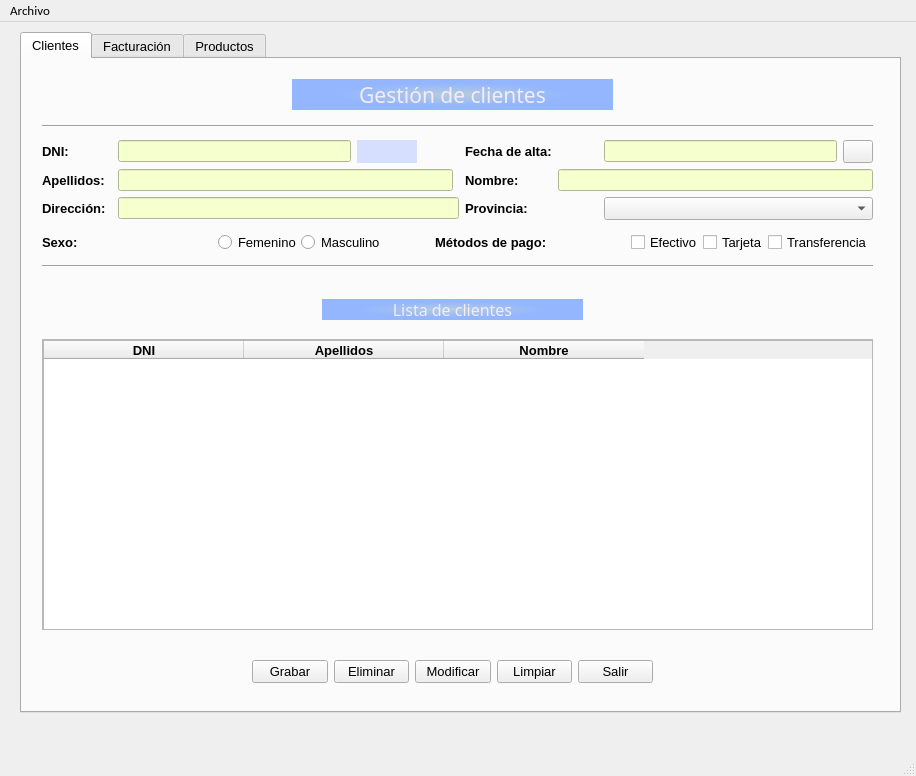
Before: the Qt Designer form ventana.ui in cegola/GOMEZLANGE, drawn with Qt 5.
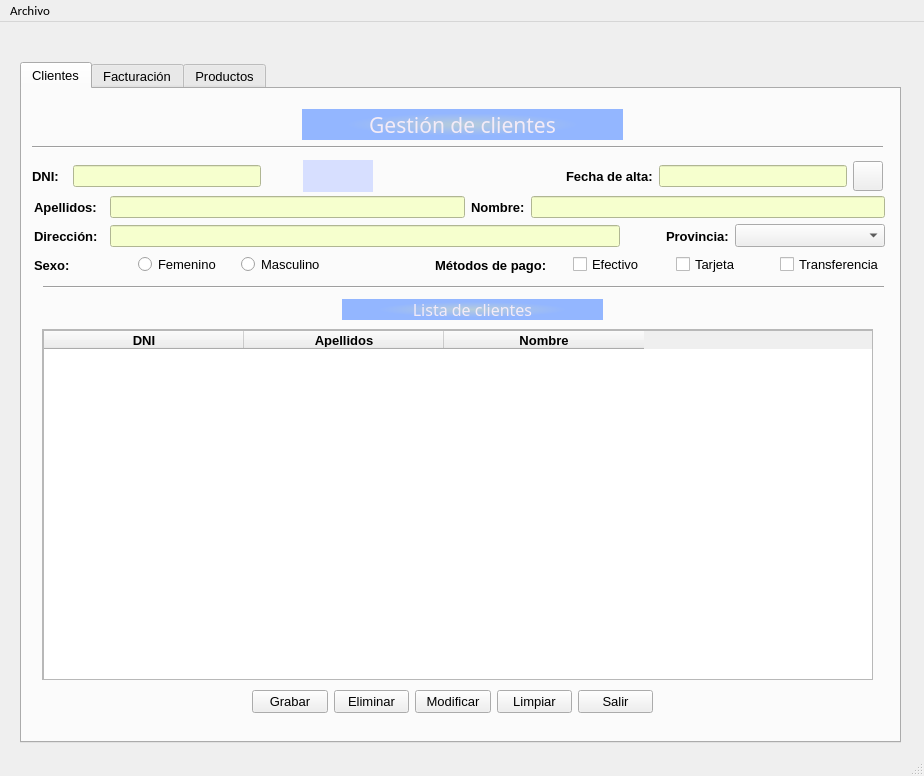
After: the same form once the commit is applied. Icons and pictures are not drawn.

```diff
--- a/ventana.ui
+++ b/ventana.ui
@@ -6,7 +6,7 @@
    <rect>
     <x>0</x>
     <y>0</y>
-    <width>916</width>
+    <width>924</width>
     <height>776</height>
    </rect>
   </property>
@@ -44,7 +44,7 @@
     <property name="geometry">
      <rect>
       <x>20</x>
-      <y>10</y>
+      <y>40</y>
       <width>881</width>
       <height>681</height>
      </rect>
@@ -107,9 +107,9 @@
       <property name="geometry">
        <rect>
         <x>20</x>
-        <y>280</y>
+        <y>240</y>
         <width>831</width>
-        <height>291</height>
+        <height>351</height>
        </rect>
       </property>
       <property name="widgetResizable">
@@ -121,7 +121,7 @@
          <x>0</x>
          <y>0</y>
          <width>829</width>
-         <height>289</height>
+         <height>349</height>
         </rect>
        </property>
        <widget class="QTableWidget" name="tablaCli">
@@ -130,7 +130,7 @@
           <x>0</x>
           <y>0</y>
           <width>831</width>
-          <height>291</height>
+          <height>351</height>
          </rect>
         </property>
         <attribute name="horizontalHeaderDefaultSectionSize">
@@ -184,7 +184,7 @@
      <widget class="QLabel" name="lbl_ges_clientes">
       <property name="geometry">
        <rect>
-        <x>270</x>
+        <x>280</x>
         <y>20</y>
         <width>321</width>
         <height>31</height>
@@ -212,8 +212,8 @@
      <widget class="QLabel" name="lbl_ges_clientes_2">
       <property name="geometry">
        <rect>
-        <x>300</x>
-        <y>240</y>
+        <x>320</x>
+        <y>210</y>
         <width>261</width>
         <height>21</height>
        </rect>
@@ -237,132 +237,43 @@
        <number>-3</number>
       </property>
      </widget>
-     <widget class="QWidget" name="layoutWidget_2">
-      <property name="geometry">
-       <rect>
-        <x>20</x>
-        <y>60</y>
-        <width>831</width>
-        <height>156</height>
-       </rect>
-      </property>
-      <layout class="QVBoxLayout" name="verticalLayout">
-       <item>
         <widget class="Line" name="line">
+      <property name="geometry">
+       <rect>
+        <x>10</x>
+        <y>50</y>
+        <width>851</width>
+        <height>16</height>
+       </rect>
+      </property>
          <property name="orientation">
           <enum>Qt::Horizontal</enum>
          </property>
         </widget>
-       </item>
+     <widget class="Line" name="line_3">
+      <property name="geometry">
+       <rect>
+        <x>21</x>
+        <y>190</y>
+        <width>841</width>
+        <height>16</height>
+       </rect>
+      </property>
+      <property name="orientation">
+       <enum>Qt::Horizontal</enum>
+      </property>
+     </widget>
+     <widget class="QWidget" name="">
+      <property name="geometry">
+       <rect>
+        <x>10</x>
+        <y>71</y>
+        <width>851</width>
+        <height>32</height>
+       </rect>
+      </property>
+      <layout class="QHBoxLayout" name="horizontalLayout">
        <item>
-        <layout class="QGridLayout" name="gridLayout">
-         <item row="0" column="8">
-          <widget class="QPushButton" name="btnCalendar">
-           <property name="minimumSize">
-            <size>
-             <width>20</width>
-             <height>20</height>
-            </size>
-           </property>
-           <property name="maximumSize">
-            <size>
-             <width>30</width>
-             <height>30</height>
-            </size>
-           </property>
-           <property name="text">
-            <string/>
-           </property>
-           <property name="icon">
-            <iconset>
-             <normaloff>../../.designer/backup/img/iconoCalendar.png</normaloff>../../.designer/backup/img/iconoCalendar.png</iconset>
-           </property>
-           <property name="iconSize">
-            <size>
-             <width>24</width>
-             <height>24</height>
-            </size>
-           </property>
-          </widget>
-         </item>
-         <item row="3" column="5">
-          <widget class="QLabel" name="lblNombre">
-           <property name="font">
-            <font>
-             <family>MS Shell Dlg 2</family>
-             <pointsize>10</pointsize>
-             <weight>75</weight>
-             <bold>true</bold>
-            </font>
-           </property>
-           <property name="text">
-            <string>Nombre:</string>
-           </property>
-          </widget>
-         </item>
-         <item row="0" column="3">
-          <widget class="QLabel" name="lblValidar">
-           <property name="minimumSize">
-            <size>
-             <width>30</width>
-             <height>0</height>
-            </size>
-           </property>
-           <property name="font">
-            <font>
-             <family>Comic Sans MS</family>
-             <pointsize>11</pointsize>
-             <weight>75</weight>
-             <bold>true</bold>
-            </font>
-           </property>
-           <property name="text">
-            <string/>
-           </property>
-          </widget>
-         </item>
-         <item row="4" column="7" colspan="2">
-          <widget class="QComboBox" name="cmbProvincia">
-           <property name="minimumSize">
-            <size>
-             <width>150</width>
-             <height>0</height>
-            </size>
-           </property>
-          </widget>
-         </item>
-         <item row="4" column="6">
-          <spacer name="horizontalSpacer_2">
-           <property name="orientation">
-            <enum>Qt::Horizontal</enum>
-           </property>
-           <property name="sizeType">
-            <enum>QSizePolicy::Minimum</enum>
-           </property>
-           <property name="sizeHint" stdset="0">
-            <size>
-             <width>40</width>
-             <height>20</height>
-            </size>
-           </property>
-          </spacer>
-         </item>
-         <item row="4" column="5">
-          <widget class="QLabel" name="lblProvincia">
-           <property name="font">
-            <font>
-             <family>MS Shell Dlg 2</family>
-             <pointsize>10</pointsize>
-             <weight>75</weight>
-             <bold>true</bold>
-            </font>
-           </property>
-           <property name="text">
-            <string>Provincia:</string>
-           </property>
-          </widget>
-         </item>
-         <item row="0" column="0">
           <widget class="QLabel" name="lblDni">
            <property name="minimumSize">
             <size>
@@ -383,7 +294,79 @@
            </property>
           </widget>
          </item>
-         <item row="0" column="5">
+       <item>
+        <widget class="QLineEdit" name="editDni">
+         <property name="minimumSize">
+          <size>
+           <width>120</width>
+           <height>0</height>
+          </size>
+         </property>
+         <property name="styleSheet">
+          <string notr="true">background:rgb(246, 255, 206)</string>
+         </property>
+        </widget>
+       </item>
+       <item>
+        <widget class="QLabel" name="lblValidar">
+         <property name="minimumSize">
+          <size>
+           <width>30</width>
+           <height>0</height>
+          </size>
+         </property>
+         <property name="font">
+          <font>
+           <family>Comic Sans MS</family>
+           <pointsize>11</pointsize>
+           <weight>75</weight>
+           <bold>true</bold>
+          </font>
+         </property>
+         <property name="text">
+          <string/>
+         </property>
+        </widget>
+       </item>
+       <item>
+        <widget class="QLabel" name="lblCodCli">
+         <property name="sizePolicy">
+          <sizepolicy hsizetype="Preferred" vsizetype="Preferred">
+           <horstretch>0</horstretch>
+           <verstretch>0</verstretch>
+          </sizepolicy>
+         </property>
+         <property name="minimumSize">
+          <size>
+           <width>70</width>
+           <height>20</height>
+          </size>
+         </property>
+         <property name="mouseTracking">
+          <bool>false</bool>
+         </property>
+         <property name="styleSheet">
+          <string notr="true">background:rgb(215, 223, 255)</string>
+         </property>
+         <property name="text">
+          <string/>
+         </property>
+        </widget>
+       </item>
+       <item>
+        <spacer name="horizontalSpacer">
+         <property name="orientation">
+          <enum>Qt::Horizontal</enum>
+         </property>
+         <property name="sizeHint" stdset="0">
+          <size>
+           <width>40</width>
+           <height>20</height>
+          </size>
+         </property>
+        </spacer>
+       </item>
+       <item>
           <widget class="QLabel" name="lblCliAlta">
            <property name="font">
             <font>
@@ -398,7 +381,61 @@
            </property>
           </widget>
          </item>
-         <item row="3" column="0">
+       <item>
+        <widget class="QLineEdit" name="editCliAlta">
+         <property name="minimumSize">
+          <size>
+           <width>150</width>
+           <height>0</height>
+          </size>
+         </property>
+         <property name="styleSheet">
+          <string notr="true">background:rgb(246, 255, 206)</string>
+         </property>
+        </widget>
+       </item>
+       <item>
+        <widget class="QPushButton" name="btnCalendar">
+         <property name="minimumSize">
+          <size>
+           <width>20</width>
+           <height>20</height>
+          </size>
+         </property>
+         <property name="maximumSize">
+          <size>
+           <width>30</width>
+           <height>30</height>
+          </size>
+         </property>
+         <property name="text">
+          <string/>
+         </property>
+         <property name="icon">
+          <iconset resource="img/calendar.qrc">
+           <normaloff>:/newPrefix/iconoCalendar.png</normaloff>:/newPrefix/iconoCalendar.png</iconset>
+         </property>
+         <property name="iconSize">
+          <size>
+           <width>24</width>
+           <height>24</height>
+          </size>
+         </property>
+        </widget>
+       </item>
+      </layout>
+     </widget>
+     <widget class="QWidget" name="">
+      <property name="geometry">
+       <rect>
+        <x>12</x>
+        <y>107</y>
+        <width>851</width>
+        <height>22</height>
+       </rect>
+      </property>
+      <layout class="QHBoxLayout" name="horizontalLayout_2">
+       <item>
           <widget class="QLabel" name="lblApellidos">
            <property name="minimumSize">
             <size>
@@ -419,7 +456,7 @@
            </property>
           </widget>
          </item>
-         <item row="3" column="1" colspan="3">
+       <item>
           <widget class="QLineEdit" name="editApellidos">
            <property name="minimumSize">
             <size>
@@ -432,40 +469,8 @@
            </property>
           </widget>
          </item>
-         <item row="0" column="1">
-          <widget class="QLineEdit" name="editDni">
-           <property name="minimumSize">
-            <size>
-             <width>150</width>
-             <height>0</height>
-            </size>
-           </property>
-           <property name="styleSheet">
-            <string notr="true">background:rgb(246, 255, 206)</string>
-           </property>
-          </widget>
-         </item>
-         <item row="4" column="1" colspan="4">
-          <widget class="QLineEdit" name="editDireccion">
-           <property name="minimumSize">
-            <size>
-             <width>175</width>
-             <height>0</height>
-            </size>
-           </property>
-           <property name="styleSheet">
-            <string notr="true">background:rgb(246, 255, 206)</string>
-           </property>
-          </widget>
-         </item>
-         <item row="4" column="0">
-          <widget class="QLabel" name="lblDireccion">
-           <property name="minimumSize">
-            <size>
-             <width>70</width>
-             <height>0</height>
-            </size>
-           </property>
+       <item>
+        <widget class="QLabel" name="lblNombre">
            <property name="font">
             <font>
              <family>MS Shell Dlg 2</family>
@@ -475,11 +480,11 @@
             </font>
            </property>
            <property name="text">
-            <string>Dirección:</string>
+          <string>Nombre:</string>
            </property>
           </widget>
          </item>
-         <item row="3" column="6" colspan="3">
+       <item>
           <widget class="QLineEdit" name="editNombre">
            <property name="enabled">
             <bool>true</bool>
@@ -498,47 +503,116 @@
            </property>
           </widget>
          </item>
-         <item row="0" column="7">
-          <widget class="QLineEdit" name="editCliAlta">
-           <property name="minimumSize">
-            <size>
-             <width>150</width>
-             <height>0</height>
-            </size>
-           </property>
-           <property name="styleSheet">
-            <string notr="true">background:rgb(246, 255, 206)</string>
-           </property>
-          </widget>
-         </item>
-         <item row="0" column="2">
-          <widget class="QLabel" name="lblCodCli">
-           <property name="minimumSize">
-            <size>
-             <width>60</width>
-             <height>0</height>
-            </size>
-           </property>
-           <property name="styleSheet">
-            <string notr="true">background:rgb(215, 223, 255)</string>
-           </property>
-           <property name="text">
-            <string/>
-           </property>
-          </widget>
-         </item>
-        </layout>
-       </item>
-       <item>
+      </layout>
+     </widget>
+     <widget class="QWidget" name="">
+      <property name="geometry">
+       <rect>
+        <x>12</x>
+        <y>135</y>
+        <width>851</width>
+        <height>24</height>
+       </rect>
+      </property>
         <layout class="QHBoxLayout" name="horizontalLayout_3">
-         <property name="spacing">
-          <number>0</number>
+       <item>
+        <widget class="QLabel" name="lblDireccion">
+         <property name="minimumSize">
+          <size>
+           <width>70</width>
+           <height>0</height>
+          </size>
          </property>
+         <property name="font">
+          <font>
+           <family>MS Shell Dlg 2</family>
+           <pointsize>10</pointsize>
+           <weight>75</weight>
+           <bold>true</bold>
+          </font>
+         </property>
+         <property name="text">
+          <string>Dirección:</string>
+         </property>
+        </widget>
+       </item>
+       <item>
+        <widget class="QLineEdit" name="editDireccion">
+         <property name="minimumSize">
+          <size>
+           <width>175</width>
+           <height>0</height>
+          </size>
+         </property>
+         <property name="styleSheet">
+          <string notr="true">background:rgb(246, 255, 206)</string>
+         </property>
+        </widget>
+       </item>
+       <item>
+        <spacer name="horizontalSpacer_2">
+         <property name="orientation">
+          <enum>Qt::Horizontal</enum>
+         </property>
+         <property name="sizeType">
+          <enum>QSizePolicy::Minimum</enum>
+         </property>
+         <property name="sizeHint" stdset="0">
+          <size>
+           <width>40</width>
+           <height>20</height>
+          </size>
+         </property>
+        </spacer>
+       </item>
+       <item>
+        <widget class="QLabel" name="lblProvincia">
+         <property name="font">
+          <font>
+           <family>MS Shell Dlg 2</family>
+           <pointsize>10</pointsize>
+           <weight>75</weight>
+           <bold>true</bold>
+          </font>
+         </property>
+         <property name="text">
+          <string>Provincia:</string>
+         </property>
+        </widget>
+       </item>
+       <item>
+        <widget class="QComboBox" name="cmbProvincia">
+         <property name="minimumSize">
+          <size>
+           <width>150</width>
+           <height>0</height>
+          </size>
+         </property>
+        </widget>
+       </item>
+      </layout>
+     </widget>
+     <widget class="QWidget" name="">
+      <property name="geometry">
+       <rect>
+        <x>12</x>
+        <y>165</y>
+        <width>851</width>
+        <height>22</height>
+       </rect>
+      </property>
+      <layout class="QHBoxLayout" name="horizontalLayout_5">
          <item>
           <widget class="QLabel" name="lblSexo">
+         <property name="sizePolicy">
+          <sizepolicy hsizetype="Preferred" vsizetype="Preferred">
+           <horstretch>0</horstretch>
+           <verstretch>0</verstretch>
+          </sizepolicy>
+         </property>
            <property name="minimumSize">
             <size>
-             <width>40</width>
+           <width>0</width>
              <height>0</height>
             </size>
            </property>
@@ -556,8 +630,6 @@
           </widget>
          </item>
          <item>
-          <layout class="QHBoxLayout" name="horizontalLayout_2">
-           <item>
             <widget class="QRadioButton" name="rbtFemenino">
              <property name="text">
               <string>Femenino</string>
@@ -587,13 +659,11 @@
              </property>
              <property name="sizeHint" stdset="0">
               <size>
-               <width>50</width>
+           <width>90</width>
                <height>20</height>
               </size>
              </property>
             </spacer>
-           </item>
-          </layout>
          </item>
          <item>
           <widget class="QLabel" name="lblMetodosPago">
@@ -611,8 +681,6 @@
           </widget>
          </item>
          <item>
-          <layout class="QHBoxLayout" name="horizontalLayout">
-           <item>
             <spacer name="horizontalSpacer_4">
              <property name="orientation">
               <enum>Qt::Horizontal</enum>
@@ -659,17 +727,6 @@
             </widget>
            </item>
           </layout>
-         </item>
-        </layout>
-       </item>
-       <item>
-        <widget class="Line" name="line_3">
-         <property name="orientation">
-          <enum>Qt::Horizontal</enum>
-         </property>
-        </widget>
-       </item>
-      </layout>
      </widget>
     </widget>
     <widget class="QWidget" name="tabProd">
@@ -689,7 +746,7 @@
     <rect>
      <x>0</x>
      <y>0</y>
-     <width>916</width>
+     <width>924</width>
      <height>20</height>
     </rect>
    </property>
```
Left out of the diff: 4 changed lines with no effect on the pictures. Lines whose indentation alone changed are shown as unchanged.
